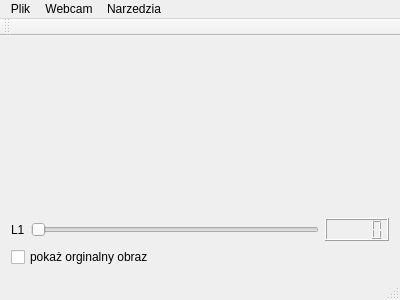
First picture: the form in mainwindow.ui, repository piokac/imageprocessing, before the edit.
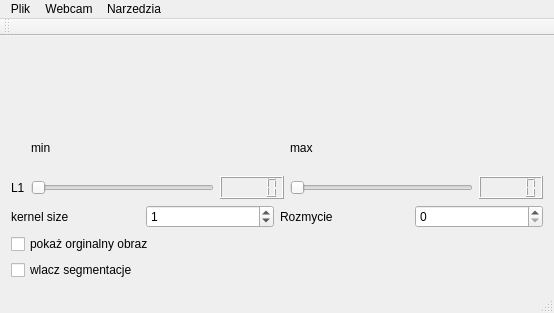
Second picture: the form after the edit.

Diff of the .ui file:
```diff
--- a/mainwindow.ui
+++ b/mainwindow.ui
@@ -6,8 +6,8 @@
    <rect>
     <x>0</x>
     <y>0</y>
-    <width>400</width>
-    <height>300</height>
+    <width>554</width>
+    <height>313</height>
    </rect>
   </property>
   <property name="windowTitle">
@@ -17,7 +17,7 @@
    <layout class="QGridLayout" name="gridLayout">
     <item row="1" column="0">
      <layout class="QGridLayout" name="gridLayout_2">
-      <item row="0" column="1">
+      <item row="4" column="1">
        <widget class="QSlider" name="horizontalSlider_L1">
         <property name="maximum">
          <number>255</number>
@@ -27,16 +27,43 @@
         </property>
        </widget>
       </item>
-      <item row="0" column="0">
+      <item row="4" column="4">
+       <widget class="QLCDNumber" name="lcdNumber_L1max"/>
+      </item>
+      <item row="4" column="0">
        <widget class="QLabel" name="label_2">
         <property name="text">
          <string>L1</string>
         </property>
        </widget>
       </item>
-      <item row="0" column="2">
+      <item row="4" column="3">
+       <widget class="QSlider" name="horizontalSlider_L1max">
+        <property name="maximum">
+         <number>255</number>
+        </property>
+        <property name="orientation">
+         <enum>Qt::Horizontal</enum>
+        </property>
+       </widget>
+      </item>
+      <item row="4" column="2">
        <widget class="QLCDNumber" name="lcdNumber"/>
       </item>
+      <item row="3" column="1">
+       <widget class="QLabel" name="label">
+        <property name="text">
+         <string>min</string>
+        </property>
+       </widget>
+      </item>
+      <item row="3" column="3">
+       <widget class="QLabel" name="label_3">
+        <property name="text">
+         <string>max</string>
+        </property>
+       </widget>
+      </item>
      </layout>
     </item>
     <item row="0" column="0">
@@ -50,13 +77,61 @@
       </item>
      </layout>
     </item>
-    <item row="2" column="0">
+    <item row="3" column="0">
      <widget class="QCheckBox" name="checkBox_showOriginal">
       <property name="text">
        <string>pokaż orginalny obraz</string>
       </property>
      </widget>
     </item>
+    <item row="2" column="0">
+     <layout class="QGridLayout" name="gridLayout_3">
+      <item row="0" column="0">
+       <widget class="QLabel" name="label_4">
+        <property name="text">
+         <string>kernel size</string>
+        </property>
+       </widget>
+      </item>
+      <item row="0" column="1">
+       <widget class="QSpinBox" name="spinBox_kernelSize">
+        <property name="minimum">
+         <number>0</number>
+        </property>
+        <property name="value">
+         <number>1</number>
+        </property>
+       </widget>
+      </item>
+      <item row="0" column="3">
+       <widget class="QSpinBox" name="spinBox_blur">
+        <property name="minimum">
+         <number>0</number>
+        </property>
+        <property name="maximum">
+         <number>10</number>
+        </property>
+        <property name="value">
+         <number>0</number>
+        </property>
+       </widget>
+      </item>
+      <item row="0" column="2">
+       <widget class="QLabel" name="label_5">
+        <property name="text">
+         <string>Rozmycie</string>
+        </property>
+       </widget>
+      </item>
+     </layout>
+    </item>
+    <item row="4" column="0">
+     <widget class="QCheckBox" name="checkBox_segmentationOn">
+      <property name="text">
+       <string>wlacz segmentacje</string>
+      </property>
+     </widget>
+    </item>
    </layout>
   </widget>
   <widget class="QMenuBar" name="menuBar">
@@ -64,7 +139,7 @@
     <rect>
      <x>0</x>
      <y>0</y>
-     <width>400</width>
+     <width>554</width>
      <height>19</height>
     </rect>
    </property>
```
Left out of the diff: 108 changed lines with no effect on the pictures.
